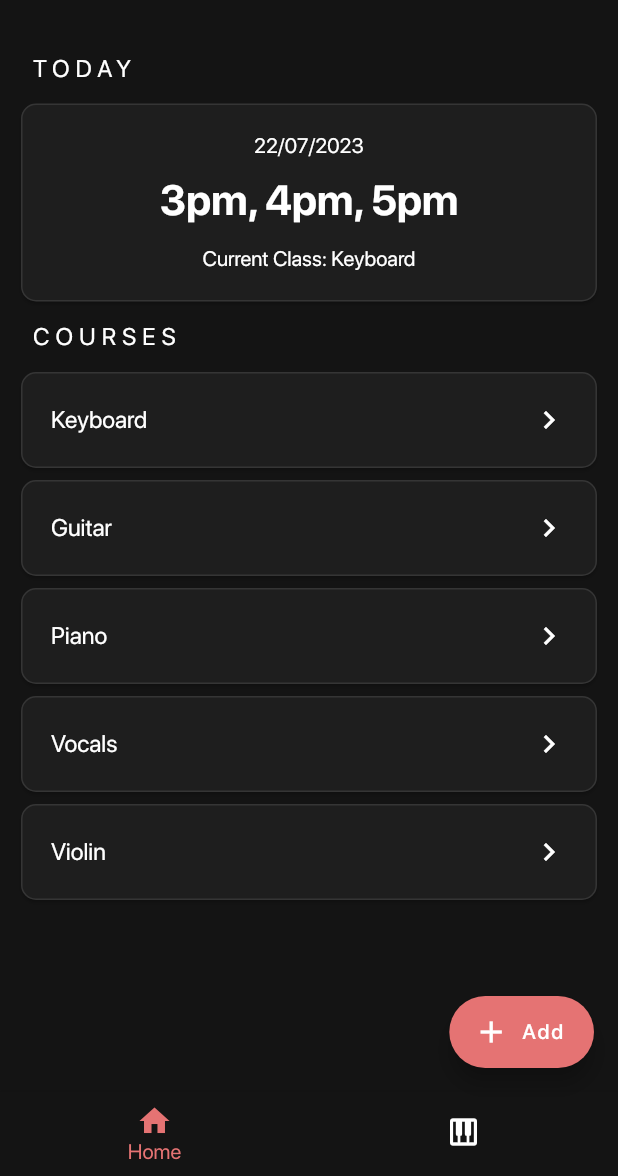
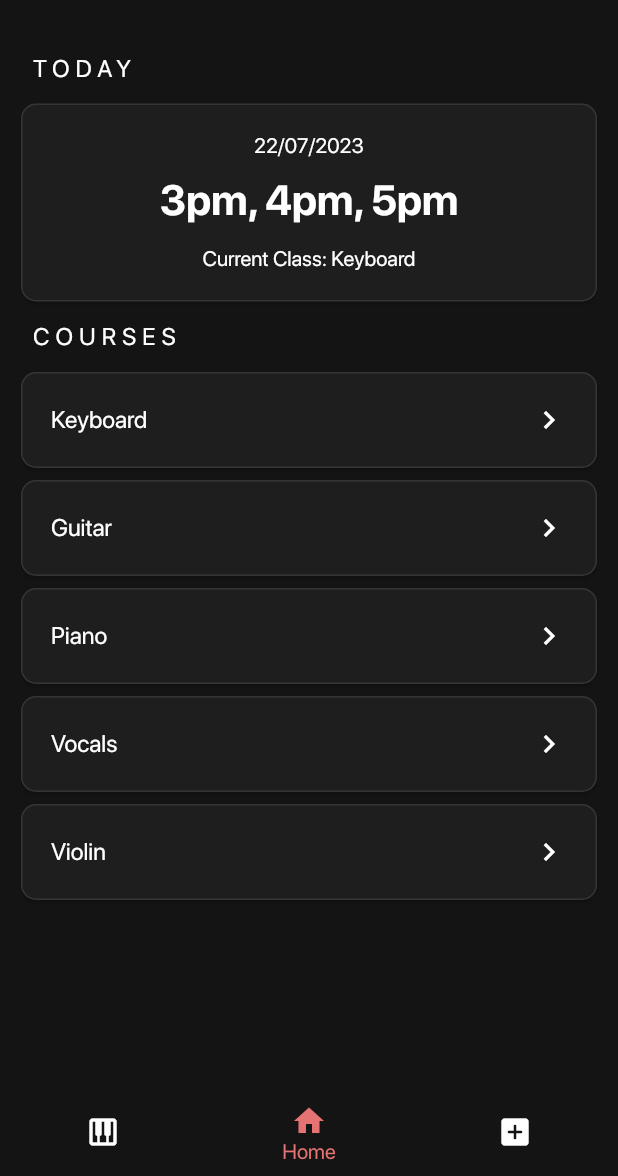
Before and after one commit to itcodehery/FlutterAttendanceApp, a Flutter app: the screen it shows after launch, on a phone screen of 412 x 824 dp, the part 60-1236 px from its top. Run offline on Flutter 3.47's test engine with Material 2 defaults, Android fonts, the phone set to English and light mode, and no system bars.

Commit message:
Added new Add Navigation

```diff
--- a/attendance_app/lib/Pages/homepage.dart
+++ b/attendance_app/lib/Pages/homepage.dart
@@ -38,7 +38,6 @@ class HomepageState extends State<Homepage> {
       //made appbar into its own widget class in bright_appbar.dart
       //moved appbar to main.dart
       //navbar is its own widget in navigationbottom.dart
-      bottomNavigationBar: const NavigationBottom(),
       body: Padding(
           padding: const EdgeInsets.all(10),
           child:
--- a/attendance_app/lib/Pages/instruments_page.dart
+++ b/attendance_app/lib/Pages/instruments_page.dart
@@ -41,7 +41,7 @@ class InstrumentsPageState extends State<InstrumentsPage> {
                 style: ElevatedButton.styleFrom(
                     shape: const RoundedRectangleBorder(
                         borderRadius: BorderRadius.all(Radius.circular(30))),
-                    backgroundColor: Colors.red[300]),
+                    backgroundColor: Colors.white10),
                 onPressed: () {},
                 child:
                     const Text("MARK", style: TextStyle(color: Colors.white)),
--- a/attendance_app/lib/main.dart
+++ b/attendance_app/lib/main.dart
@@ -1,4 +1,5 @@
 import 'package:attendance_app/Pages/Home%20Content/home_appbar.dart';
+import 'package:attendance_app/Pages/addpage.dart';
 import 'package:flutter/material.dart';
 import 'package:attendance_app/Pages/homepage.dart';
 import 'package:attendance_app/Pages/instruments_page.dart';
@@ -18,16 +19,22 @@ class Attendre extends StatefulWidget {
 //for the list of students currently in each
 //course
 class AttendreState extends State<Attendre> {
-  int selectedIndex = 0;
+  int selectedIndex = 1;
 
-  static List<Widget> navigationPages = const [Homepage(), InstrumentsPage()];
+  static List<Widget> navigationPages = const [
+    InstrumentsPage(),
+    Homepage(),
+    Addpage()
+  ];
 
   List<BottomNavigationBarItem> navItems = [
-    const BottomNavigationBarItem(icon: Icon(Icons.home), label: "Home"),
     const BottomNavigationBarItem(
       icon: Icon(Icons.piano),
       label: "Instruments",
-    )
+    ),
+    const BottomNavigationBarItem(icon: Icon(Icons.home), label: "Home"),
+    const BottomNavigationBarItem(
+        icon: Icon(Icons.add_box_rounded), label: "Add")
   ];
 
   void _onTabTapped(int index) {
@@ -43,12 +50,6 @@ class AttendreState extends State<Attendre> {
         appBar: const PreferredSize(
             preferredSize: Size.fromHeight(56), child: BrightMusicAppBar()),
         body: navigationPages[selectedIndex],
-        floatingActionButton: FloatingActionButton.extended(
-          onPressed: () {},
-          backgroundColor: Colors.red[300],
-          label: const Text("Add"),
-          icon: const Icon(Icons.add),
-        ),
         bottomNavigationBar: BottomNavigationBar(
           items: List.of(navItems),
           selectedIconTheme: IconThemeData(color: Colors.red[300]),
@@ -61,10 +62,6 @@ class AttendreState extends State<Attendre> {
           onTap: _onTabTapped,
         ),
       ),
-      routes: {
-        'Home': (context) => const Homepage(),
-        'Instruments': (context) => const InstrumentsPage()
-      },
       theme: ThemeData(
           fontFamily: 'SFProDisplay',
           primaryColor: const Color.fromARGB(255, 255, 255, 255),
```
Also changed, not shown: attendance_app/lib/Pages/AddPage Pages/addStudent.dart (added, +43 -0 lines), attendance_app/lib/Pages/addpage.dart (added, +40 -0 lines).
